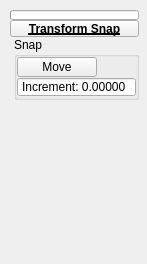
Qt form tentacle/ui/uiLevel_4/transform_constrain.ui (m3trik/tentacle) before a commit.
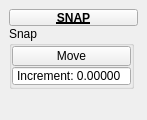
The same form after that commit. Custom widgets are drawn as their Qt base class.

Patch:
```diff
--- a/tentacle/ui/uiLevel_4/transform_constrain.ui
+++ b/tentacle/ui/uiLevel_4/transform_constrain.ui
@@ -7,15 +7,9 @@
     <x>0</x>
     <y>0</y>
     <width>147</width>
-    <height>264</height>
+    <height>120</height>
    </rect>
   </property>
-  <property name="minimumSize">
-   <size>
-    <width>120</width>
-    <height>0</height>
-   </size>
-  </property>
   <property name="maximumSize">
    <size>
     <width>999</width>
@@ -75,20 +69,13 @@
      </disabled>
     </palette>
    </property>
-   <widget class="QWidget" name="layoutWidget_2">
-    <property name="geometry">
-     <rect>
-      <x>10</x>
-      <y>10</y>
-      <width>129</width>
-      <height>227</height>
-     </rect>
-    </property>
-    <layout class="QGridLayout" name="gridLayout">
+   <layout class="QVBoxLayout" name="verticalLayout_2">
+    <item>
+     <layout class="QVBoxLayout" name="verticalLayout">
      <property name="spacing">
       <number>0</number>
      </property>
-     <item row="1" column="1" colspan="2">
+      <item>
       <widget class="PushButtonDraggable" name="draggable_header">
        <property name="minimumSize">
         <size>
@@ -110,18 +97,13 @@
         </font>
        </property>
        <property name="text">
-        <string>Transform Snap</string>
+         <string>SNAP</string>
        </property>
        <property name="checkable">
         <bool>true</bool>
        </property>
       </widget>
      </item>
-     <item row="2" column="2">
-      <layout class="QVBoxLayout" name="verticalLayout">
-       <property name="spacing">
-        <number>0</number>
-       </property>
        <item>
         <widget class="QGroupBox" name="duplicate">
          <property name="minimumSize">
@@ -155,49 +137,6 @@
           <property name="spacing">
            <number>0</number>
           </property>
-          <item row="0" column="0" colspan="2">
-           <widget class="QPushButton" name="chk016">
-            <property name="minimumSize">
-             <size>
-              <width>0</width>
-              <height>20</height>
-             </size>
-            </property>
-            <property name="maximumSize">
-             <size>
-              <width>999</width>
-              <height>20</height>
-             </size>
-            </property>
-            <property name="toolTip">
-             <string/>
-            </property>
-            <property name="text">
-             <string>Move</string>
-            </property>
-            <property name="iconSize">
-             <size>
-              <width>18</width>
-              <height>18</height>
-             </size>
-            </property>
-            <property name="checkable">
-             <bool>true</bool>
-            </property>
-            <property name="autoDefault">
-             <bool>false</bool>
-            </property>
-            <property name="default">
-             <bool>false</bool>
-            </property>
-            <property name="flat">
-             <bool>false</bool>
-            </property>
-            <property name="bnabled" stdset="0">
-             <bool>true</bool>
-            </property>
-           </widget>
-          </item>
           <item row="1" column="0" colspan="3">
            <widget class="QDoubleSpinBox" name="s002">
             <property name="sizePolicy">
@@ -244,40 +183,53 @@
             </property>
            </widget>
           </item>
-         </layout>
-        </widget>
-       </item>
-      </layout>
-     </item>
-     <item row="0" column="1" colspan="2">
-      <widget class="ProgressBar" name="progressBar">
-       <property name="sizePolicy">
-        <sizepolicy hsizetype="Ignored" vsizetype="Fixed">
-         <horstretch>0</horstretch>
-         <verstretch>0</verstretch>
-        </sizepolicy>
-       </property>
+         <item row="0" column="0" colspan="3">
+          <widget class="QPushButton" name="chk016">
        <property name="minimumSize">
         <size>
          <width>0</width>
-         <height>10</height>
+             <height>20</height>
         </size>
        </property>
        <property name="maximumSize">
         <size>
-         <width>16777215</width>
-         <height>10</height>
-        </size>
-       </property>
-       <property name="value">
-        <number>0</number>
-       </property>
-       <property name="textVisible">
+             <width>999</width>
+             <height>20</height>
+            </size>
+           </property>
+           <property name="toolTip">
+            <string/>
+           </property>
+           <property name="text">
+            <string>Move</string>
+           </property>
+           <property name="iconSize">
+            <size>
+             <width>18</width>
+             <height>18</height>
+            </size>
+           </property>
+           <property name="checkable">
+            <bool>true</bool>
+           </property>
+           <property name="autoDefault">
         <bool>false</bool>
        </property>
-      </widget>
-     </item>
-     <item row="3" column="2">
+           <property name="default">
+            <bool>false</bool>
+           </property>
+           <property name="flat">
+            <bool>false</bool>
+           </property>
+           <property name="bnabled" stdset="0">
+            <bool>true</bool>
+           </property>
+          </widget>
+         </item>
+        </layout>
+       </widget>
+      </item>
+      <item>
       <spacer name="verticalSpacer">
        <property name="orientation">
         <enum>Qt::Vertical</enum>
@@ -291,7 +243,8 @@
       </spacer>
      </item>
     </layout>
-   </widget>
+    </item>
+   </layout>
   </widget>
  </widget>
  <customwidgets>
@@ -300,11 +253,6 @@
    <extends>QPushButton</extends>
    <header>widgets.pushbuttondraggable.h</header>
   </customwidget>
-  <customwidget>
-   <class>ProgressBar</class>
-   <extends>QProgressBar</extends>
-   <header>widgets.progressbar.h</header>
-  </customwidget>
  </customwidgets>
  <resources/>
  <connections/>
```
Lines whose indentation alone changed are shown as unchanged.
